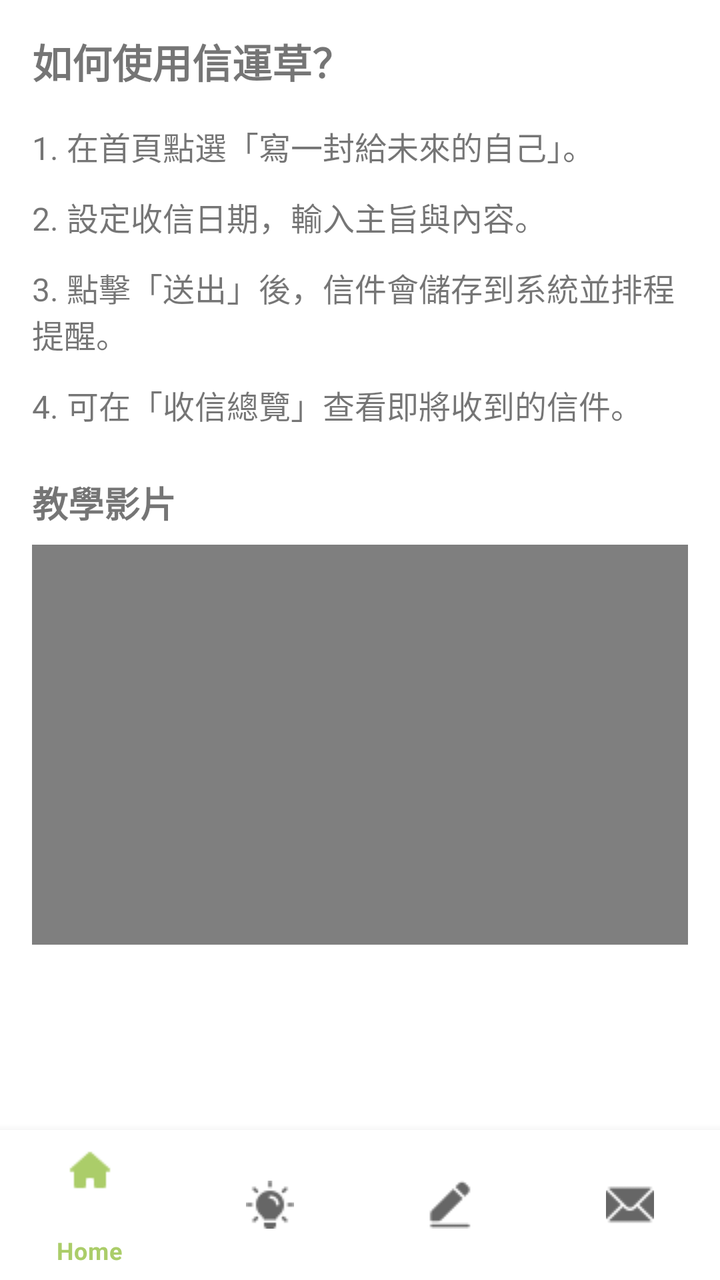
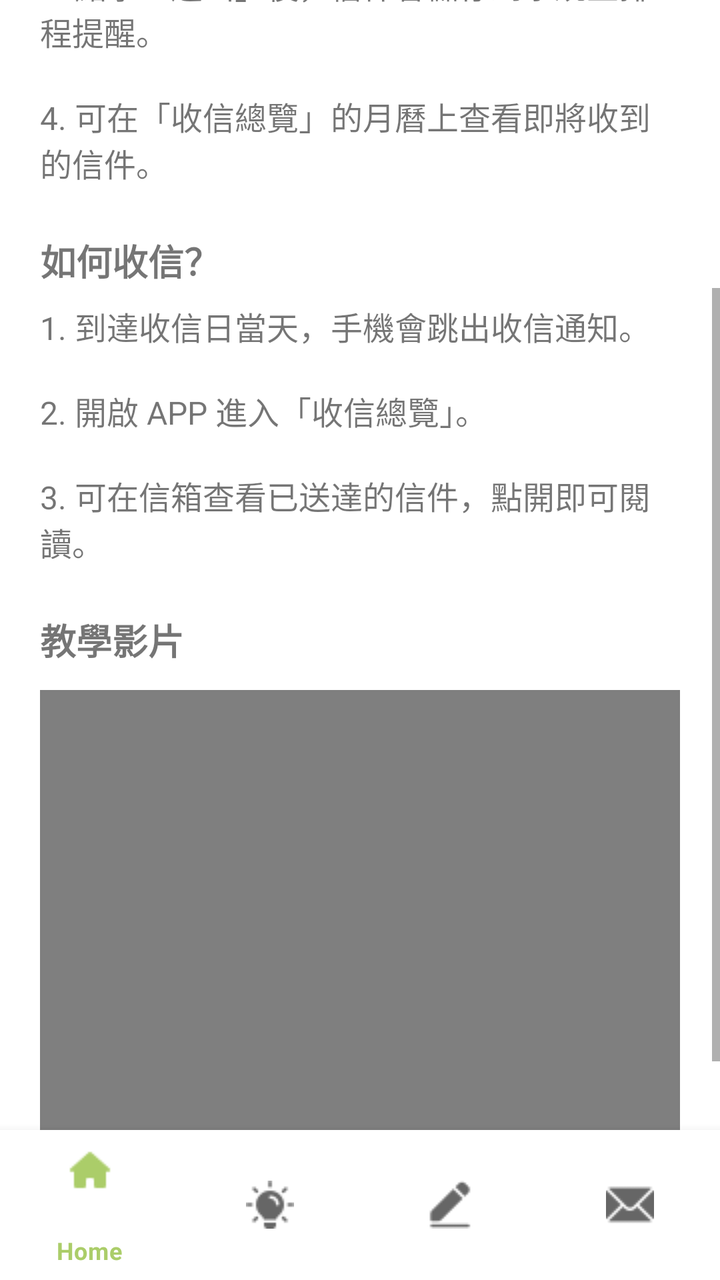

An Android layout rendered at two revisions. The XML below is the earlier revision; the diff shows what the commit changed to produce the second picture.
<!-- AndroidManifest.xml: application theme Theme.FutureMeMailApp -->
<!-- res/layout/activity_instruct.xml -->
<?xml version="1.0" encoding="utf-8"?>
<androidx.constraintlayout.widget.ConstraintLayout xmlns:android="http://schemas.android.com/apk/res/android"
    xmlns:app="http://schemas.android.com/apk/res-auto"
    xmlns:tools="http://schemas.android.com/tools"
    android:id="@+id/main"
    android:layout_width="match_parent"
    android:layout_height="match_parent"
    tools:context=".MainActivity">

    
    <ScrollView
        android:id="@+id/scrollInstruct"
        android:layout_width="0dp"
        android:layout_height="0dp"
        android:fillViewport="true"
        app:layout_constraintTop_toTopOf="parent"
        app:layout_constraintBottom_toTopOf="@id/bottomNavigationView"
        app:layout_constraintStart_toStartOf="parent"
        app:layout_constraintEnd_toEndOf="parent">

        <LinearLayout
            android:layout_width="match_parent"
            android:layout_height="wrap_content"
            android:orientation="vertical"
            android:padding="16dp">

            
            <TextView
                android:id="@+id/tvInstructionTitle"
                android:layout_width="wrap_content"
                android:layout_height="wrap_content"
                android:text="如何使用信運草？"
                android:textSize="20sp"
                android:textStyle="bold"
                android:layout_marginBottom="16dp" />

            
            <TextView
                android:id="@+id/tvStep1"
                android:layout_width="wrap_content"
                android:layout_height="wrap_content"
                android:text="1. 在首頁點選「寫一封給未來的自己」。"
                android:textSize="16sp"
                android:layout_marginBottom="12dp" />

            
            <TextView
                android:id="@+id/tvStep2"
                android:layout_width="wrap_content"
                android:layout_height="wrap_content"
                android:text="2. 設定收信日期，輸入主旨與內容。"
                android:textSize="16sp"
                android:layout_marginBottom="12dp" />

            
            <TextView
                android:id="@+id/tvStep3"
                android:layout_width="wrap_content"
                android:layout_height="wrap_content"
                android:text="3. 點擊「送出」後，信件會儲存到系統並排程提醒。"
                android:textSize="16sp"
                android:layout_marginBottom="12dp" />

            
            <TextView
                android:id="@+id/tvStep4"
                android:layout_width="wrap_content"
                android:layout_height="wrap_content"
                android:text="4. 可在「收信總覽」查看即將收到的信件。"
                android:textSize="16sp"
                android:layout_marginBottom="24dp" />

            
            <TextView
                android:id="@+id/tvVideoTitle"
                android:layout_width="wrap_content"
                android:layout_height="wrap_content"
                android:text="教學影片"
                android:textSize="18sp"
                android:textStyle="bold"
                android:layout_marginBottom="8dp" />

            
            <VideoView
                android:id="@+id/videoTutorial"
                android:layout_width="match_parent"
                android:layout_height="200dp"
                android:layout_marginBottom="16dp" />

        </LinearLayout>
    </ScrollView>

    
    <com.google.android.material.bottomnavigation.BottomNavigationView
        android:id="@+id/bottomNavigationView"
        android:layout_width="0dp"
        android:layout_height="75dp"
        app:layout_constraintBottom_toBottomOf="parent"
        app:layout_constraintStart_toStartOf="parent"
        app:layout_constraintEnd_toEndOf="parent"
        app:menu="@menu/bottom_nav_menu" />

</androidx.constraintlayout.widget.ConstraintLayout>
<!-- resources referenced by this layout -->
<resources>
  <style name="Theme.FutureMeMailApp" parent="Theme.MaterialComponents.DayNight.DarkActionBar">
          
          
          
          <item name="colorPrimary">@color/green_200</item>
          <item name="colorPrimaryVariant">@color/green_700</item>
          <item name="colorOnPrimary">@color/white</item>
          
          <item name="colorSecondary">@color/teal_200</item>
          <item name="colorSecondaryVariant">@color/teal_700</item>
          <item name="colorOnSecondary">@color/black</item>
          
          <item name="android:statusBarColor" tools:targetApi="l">?attr/colorPrimaryVariant</item>
      </style>
  <color name="green_200">#ABCD69</color>
  <color name="green_700">#0F502F</color>
  <color name="white">#FFFFFFFF</color>
  <color name="teal_200">#FF03DAC5</color>
  <color name="teal_700">#FF018786</color>
  <color name="black">#FF000000</color>
</resources>

<!-- the commit's change to res/layout/activity_instruct.xml (unified diff, before → after) -->
@@ -2,10 +2,9 @@
 <androidx.constraintlayout.widget.ConstraintLayout xmlns:android="http://schemas.android.com/apk/res/android"
     xmlns:app="http://schemas.android.com/apk/res-auto"
     xmlns:tools="http://schemas.android.com/tools"
-    android:id="@+id/main"
     android:layout_width="match_parent"
     android:layout_height="match_parent"
-    tools:context=".MainActivity">
+    tools:context=".InstructActivity">
 
     
     <ScrollView
@@ -22,51 +21,52 @@
             android:layout_width="match_parent"
             android:layout_height="wrap_content"
             android:orientation="vertical"
-            android:padding="16dp">
+            android:padding="20dp">
 
             
             <TextView
                 android:id="@+id/tvInstructionTitle"
                 android:layout_width="wrap_content"
                 android:layout_height="wrap_content"
-                android:text="如何使用信運草？"
-                android:textSize="20sp"
+                android:text="操作教學：使用信運草Tips"
+                android:textSize="22sp"
                 android:textStyle="bold"
-                android:layout_marginBottom="16dp" />
+                android:layout_marginBottom="20dp" />
 
             
             <TextView
-                android:id="@+id/tvStep1"
                 android:layout_width="wrap_content"
                 android:layout_height="wrap_content"
-                android:text="1. 在首頁點選「寫一封給未來的自己」。"
+                android:text="如何撰寫信件？"
+                android:textSize="18sp"
+                android:textStyle="bold"
+                android:layout_marginBottom="8dp" />
+
+            <TextView
+                android:layout_width="wrap_content"
+                android:layout_height="wrap_content"
+                android:text="1. 在首頁點選「開始寫信」進入寫信頁面。
+                \n\n2. 設定寄送日期，輸入主旨與內容。
+                \n\n3. 點擊「送出」後，信件會儲存到系統並排程提醒。
+                \n\n4. 可在「收信總覽」的月曆上查看即將收到的信件。"
                 android:textSize="16sp"
-                android:layout_marginBottom="12dp" />
+                android:layout_marginBottom="24dp" />
 
             
             <TextView
-                android:id="@+id/tvStep2"
                 android:layout_width="wrap_content"
                 android:layout_height="wrap_content"
-                android:text="2. 設定收信日期，輸入主旨與內容。"
-                android:textSize="16sp"
-                android:layout_marginBottom="12dp" />
+                android:text="如何收信？"
+                android:textSize="18sp"
+                android:textStyle="bold"
+                android:layout_marginBottom="8dp" />
 
-            
             <TextView
-                android:id="@+id/tvStep3"
                 android:layout_width="wrap_content"
                 android:layout_height="wrap_content"
-                android:text="3. 點擊「送出」後，信件會儲存到系統並排程提醒。"
-                android:textSize="16sp"
-                android:layout_marginBottom="12dp" />
-
-            
-            <TextView
-                android:id="@+id/tvStep4"
-                android:layout_width="wrap_content"
-                android:layout_height="wrap_content"
-                android:text="4. 可在「收信總覽」查看即將收到的信件。"
+                android:text="1. 到達收信日當天，手機會跳出收信通知。
+                \n\n2. 開啟 APP 進入「收信總覽」。
+                \n\n3. 可在信箱查看已送達的信件，點開即可閱讀。"
                 android:textSize="16sp"
                 android:layout_marginBottom="24dp" />
 
@@ -78,14 +78,15 @@
                 android:text="教學影片"
                 android:textSize="18sp"
                 android:textStyle="bold"
-                android:layout_marginBottom="8dp" />
+                android:layout_marginBottom="12dp" />
 
             
             <VideoView
                 android:id="@+id/videoTutorial"
                 android:layout_width="match_parent"
-                android:layout_height="200dp"
-                android:layout_marginBottom="16dp" />
+                android:layout_height="220dp"
+                android:background="#000000"
+                android:layout_marginBottom="30dp" />
 
         </LinearLayout>
     </ScrollView>
@@ -95,6 +96,7 @@
         android:id="@+id/bottomNavigationView"
         android:layout_width="0dp"
         android:layout_height="75dp"
+        android:background="@color/white"
         app:layout_constraintBottom_toBottomOf="parent"
         app:layout_constraintStart_toStartOf="parent"
         app:layout_constraintEnd_toEndOf="parent"
